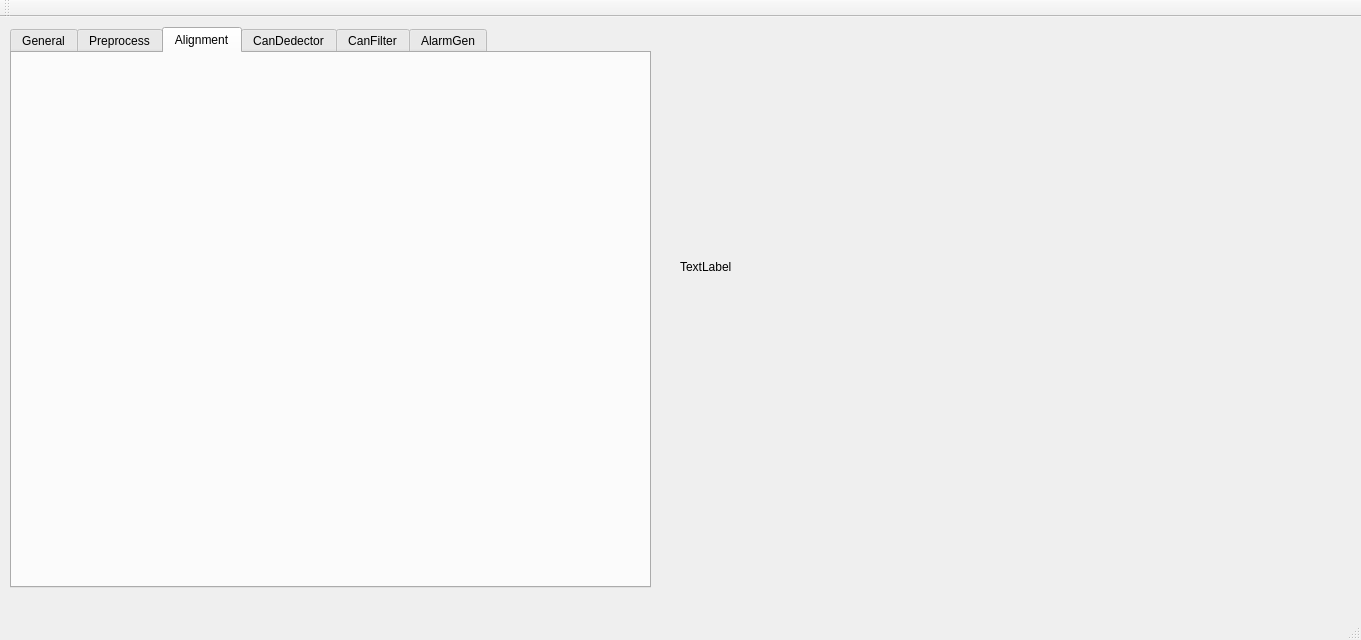
This is mainwindow.ui in birolkuyumcu/TargetDetection as Qt 5 draws it before an edit. The edited form follows.
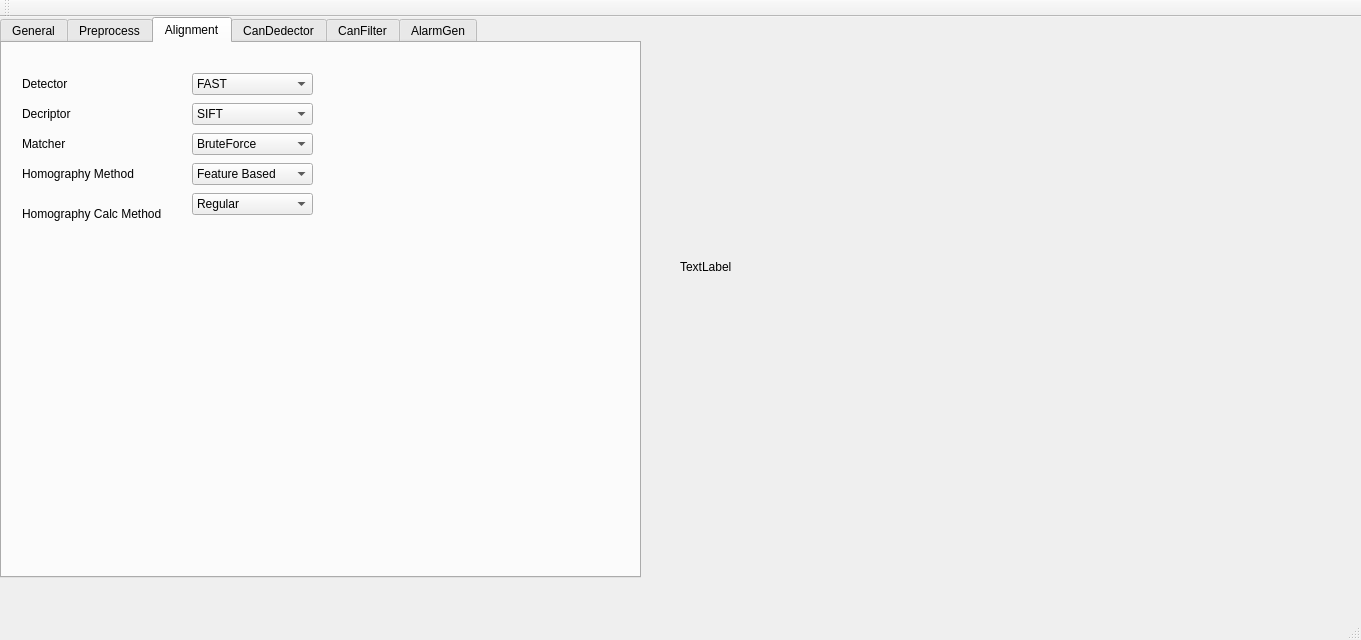
This is the edited form. The open tabs and pages were chosen to show the change.

Commit message: Alignment Setter Comboboxes aded

The edit to the form file:
```diff
--- a/mainwindow.ui
+++ b/mainwindow.ui
@@ -30,8 +30,8 @@
    <widget class="QTabWidget" name="tabWidget">
     <property name="geometry">
      <rect>
-      <x>10</x>
-      <y>10</y>
+      <x>0</x>
+      <y>0</y>
       <width>641</width>
       <height>561</height>
      </rect>
@@ -301,6 +301,251 @@
      <attribute name="title">
       <string>Alignment</string>
      </attribute>
+     <widget class="QLabel" name="label">
+      <property name="geometry">
+       <rect>
+        <x>20</x>
+        <y>30</y>
+        <width>131</width>
+        <height>21</height>
+       </rect>
+      </property>
+      <property name="text">
+       <string>Detector</string>
+      </property>
+     </widget>
+     <widget class="QLabel" name="label_2">
+      <property name="geometry">
+       <rect>
+        <x>20</x>
+        <y>60</y>
+        <width>71</width>
+        <height>21</height>
+       </rect>
+      </property>
+      <property name="text">
+       <string>Decriptor</string>
+      </property>
+     </widget>
+     <widget class="QLabel" name="label_8">
+      <property name="geometry">
+       <rect>
+        <x>20</x>
+        <y>90</y>
+        <width>71</width>
+        <height>21</height>
+       </rect>
+      </property>
+      <property name="text">
+       <string>Matcher</string>
+      </property>
+     </widget>
+     <widget class="QLabel" name="label_9">
+      <property name="geometry">
+       <rect>
+        <x>20</x>
+        <y>120</y>
+        <width>161</width>
+        <height>21</height>
+       </rect>
+      </property>
+      <property name="text">
+       <string>Homography Method</string>
+      </property>
+     </widget>
+     <widget class="QLabel" name="label_10">
+      <property name="geometry">
+       <rect>
+        <x>20</x>
+        <y>160</y>
+        <width>161</width>
+        <height>21</height>
+       </rect>
+      </property>
+      <property name="text">
+       <string>Homography Calc Method</string>
+      </property>
+     </widget>
+     <widget class="QComboBox" name="comboBoxDetector">
+      <property name="geometry">
+       <rect>
+        <x>190</x>
+        <y>30</y>
+        <width>121</width>
+        <height>22</height>
+       </rect>
+      </property>
+      <item>
+       <property name="text">
+        <string>FAST</string>
+       </property>
+      </item>
+      <item>
+       <property name="text">
+        <string>STAR</string>
+       </property>
+      </item>
+      <item>
+       <property name="text">
+        <string>SIFT</string>
+       </property>
+      </item>
+      <item>
+       <property name="text">
+        <string>SURF</string>
+       </property>
+      </item>
+      <item>
+       <property name="text">
+        <string>ORB</string>
+       </property>
+      </item>
+      <item>
+       <property name="text">
+        <string>GFTT</string>
+       </property>
+      </item>
+      <item>
+       <property name="text">
+        <string>HARRIS</string>
+       </property>
+      </item>
+      <item>
+       <property name="text">
+        <string>BRISK</string>
+       </property>
+      </item>
+      <item>
+       <property name="text">
+        <string>Dense</string>
+       </property>
+      </item>
+      <item>
+       <property name="text">
+        <string>SimpleBlob</string>
+       </property>
+      </item>
+     </widget>
+     <widget class="QComboBox" name="comboBoxDiscriptor">
+      <property name="geometry">
+       <rect>
+        <x>190</x>
+        <y>60</y>
+        <width>121</width>
+        <height>22</height>
+       </rect>
+      </property>
+      <item>
+       <property name="text">
+        <string>SIFT</string>
+       </property>
+      </item>
+      <item>
+       <property name="text">
+        <string>SURF</string>
+       </property>
+      </item>
+      <item>
+       <property name="text">
+        <string>ORB</string>
+       </property>
+      </item>
+      <item>
+       <property name="text">
+        <string>BRISK</string>
+       </property>
+      </item>
+      <item>
+       <property name="text">
+        <string>BRIEF</string>
+       </property>
+      </item>
+      <item>
+       <property name="text">
+        <string>FREAK</string>
+       </property>
+      </item>
+     </widget>
+     <widget class="QComboBox" name="comboBoxMatcher">
+      <property name="geometry">
+       <rect>
+        <x>190</x>
+        <y>90</y>
+        <width>121</width>
+        <height>22</height>
+       </rect>
+      </property>
+      <item>
+       <property name="text">
+        <string>BruteForce</string>
+       </property>
+      </item>
+      <item>
+       <property name="text">
+        <string>BruteForce-L1</string>
+       </property>
+      </item>
+      <item>
+       <property name="text">
+        <string>BruteForce-Hamming</string>
+       </property>
+      </item>
+      <item>
+       <property name="text">
+        <string>BruteForce-Hamming(2)</string>
+       </property>
+      </item>
+      <item>
+       <property name="text">
+        <string>FlannBased</string>
+       </property>
+      </item>
+     </widget>
+     <widget class="QComboBox" name="comboBoxDiscriptorHMethod">
+      <property name="geometry">
+       <rect>
+        <x>190</x>
+        <y>120</y>
+        <width>121</width>
+        <height>22</height>
+       </rect>
+      </property>
+      <item>
+       <property name="text">
+        <string>Feature Based</string>
+       </property>
+      </item>
+      <item>
+       <property name="text">
+        <string>Optical Flow Based </string>
+       </property>
+      </item>
+     </widget>
+     <widget class="QComboBox" name="comboBoxDiscriptorHMethod_2">
+      <property name="geometry">
+       <rect>
+        <x>190</x>
+        <y>150</y>
+        <width>121</width>
+        <height>22</height>
+       </rect>
+      </property>
+      <item>
+       <property name="text">
+        <string>Regular</string>
+       </property>
+      </item>
+      <item>
+       <property name="text">
+        <string>Ransac</string>
+       </property>
+      </item>
+      <item>
+       <property name="text">
+        <string>Least - Median</string>
+       </property>
+      </item>
+     </widget>
     </widget>
     <widget class="QWidget" name="tab_canDedector">
      <attribute name="title">
```
Left out of the diff: 4 changed lines with no effect on the pictures. The commit also changes 2 other files.
